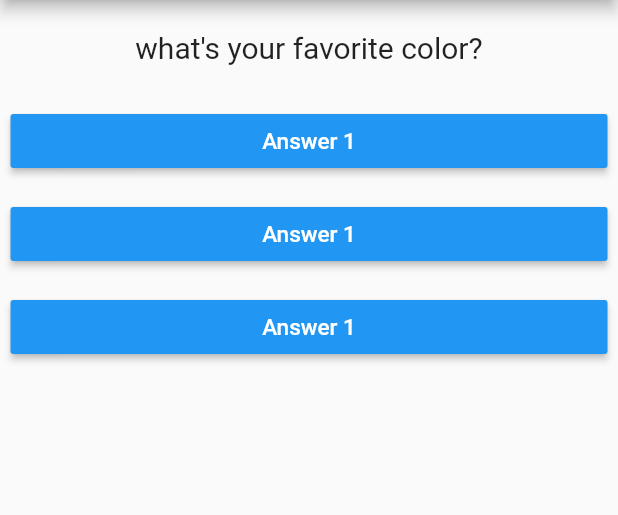
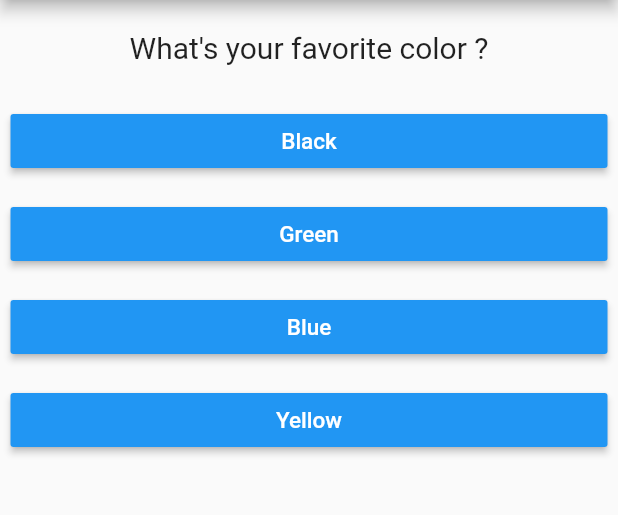
Before and after one commit to waelfraj/quiz_app, a Flutter app: the screen it shows after launch, on a phone screen of 412 x 824 dp, the part 84-599 px from its top. Run offline on Flutter 3.47's test engine with Material 2 defaults, Android fonts, the phone set to English and light mode, and no system bars.

Commit message:
Quiz_app4

```diff
--- a/lib/answer.dart
+++ b/lib/answer.dart
@@ -23,7 +23,7 @@ class Answer extends StatelessWidget {
         onPressed: x,
         // ignore: prefer_const_constructors
         child: Text(
-          'Answer 1',
+          answerText,
           // ignore: prefer_const_constructors
           style: TextStyle(fontSize: 15),
         ),
--- a/lib/main.dart
+++ b/lib/main.dart
@@ -2,6 +2,8 @@
 
 import 'package:flutter/material.dart';
 import 'package:quiz_app/answer.dart';
+import 'package:quiz_app/quiz.dart';
+import 'package:quiz_app/result.dart';
 import 'question.dart';
 
 main() => runApp(MyApp());
@@ -10,44 +12,69 @@ class MyApp extends StatefulWidget {
   const MyApp({Key? key}) : super(key: key);
 
   @override
+  // ignore: library_private_types_in_public_api
   _MyAppState createState() => _MyAppState();
 }
 
 class _MyAppState extends State<MyApp> {
-  void answerQuestion() {
-    if(_questionIndex ==2){
-      _questionIndex=-1;
-    }
+  int _totalScore = 0;
+  int _questionIndex = 0;
+
+  void answerQuestion(int score) {
+    _totalScore += score;
     setState(() {
       _questionIndex += 1;
     });
-    print(_questionIndex);
-    print('your answer');
   }
 
-  int _questionIndex = 0;
+  void _resetQuiz() {
+    setState(() {
+      _questionIndex = 0;
+    });
+    _totalScore = 0;
+  }
+
   final _questions = [
-    'what\'s your favorite color?',
-    'what\'s your favorite animal?',
-    'what\'s your favorite Language?',
+    {
+      'questionText': 'What\'s your favorite color ?',
+      'answers': [
+        {'text': 'Black', 'score': 10},
+        {'text': 'Green', 'score': 20},
+        {'text': 'Blue', 'score': 30},
+        {'text': 'Yellow', 'score': 40}
+      ]
+    },
+    {
+      'questionText': 'what\'s your favorite animal?',
+      'answers': [
+        {'text': 'Rabbit', 'score': 10},
+        {'text': 'Tiger', 'score': 20},
+        {'text': 'Elephant', 'score': 30},
+        {'text': 'Lion', 'score': 40}
+      ]
+    },
+    {
+      'questionText': 'what\'s your favorite instructor?',
+      'answers': [
+        {'text': 'wael', 'score': 10},
+        {'text': 'wael2', 'score': 20},
+        {'text': 'wael3', 'score': 30},
+        {'text': 'wael4', 'score': 40}
+      ]
+    },
   ];
   @override
   Widget build(BuildContext context) {
     return MaterialApp(
         home: Scaffold(
-          appBar: AppBar(
-            title: Text('Programing Language Quiz App'),
-          ),
-          body: Container(
-            child: Column(
-              children: <Widget>[
-                Question(_questions[_questionIndex]),
-                Answer(answerQuestion, 'answer 1 '),
-                Answer(answerQuestion, 'answer 2'),
-                Answer(answerQuestion, 'answer 3'),
-              ],
-            ),
-          ),
-        ));
+      appBar: AppBar(
+        title: Text('Programing Language Quiz App'),
+      ),
+      // ignore: avoid_unnecessary_containers
+      body: Container(
+          child: _questionIndex < _questions.length
+              ? Quiz(_questions, _questionIndex, answerQuestion)
+              : Result(_resetQuiz)),
+    ));
   }
 }
--- a/lib/quiz.dart
+++ b/lib/quiz.dart
@@ -1,8 +1,28 @@
 import 'package:flutter/material.dart';
+import 'question.dart';
+import 'answer.dart';
 
+// ignore: use_key_in_widget_constructors
 class Quiz extends StatelessWidget {
+  final List<Map<String, Object>> questions;
+  final int questionIndex;
+  final Function(int s) answerQuestion;
+
+  // ignore: prefer_const_constructors_in_immutables, use_key_in_widget_constructors
+  Quiz(this.questions, this.questionIndex, this.answerQuestion);
+
   @override
   Widget build(BuildContext context) {
-    return Container();
+    return Column(
+      children: <Widget>[
+        Question(questions[questionIndex]['questionText'].toString()),
+        ...((questions[questionIndex]['answers'] as List<Map<String, Object>>))
+            .map((answer) {
+          return Answer(
+              () => answerQuestion(int.parse(answer['score'].toString())),
+              answer['text'].toString());
+        }).toList(),
+      ],
+    );
   }
 }
```
Also changed, not shown: lib/result.dart (+23 -1 lines).
